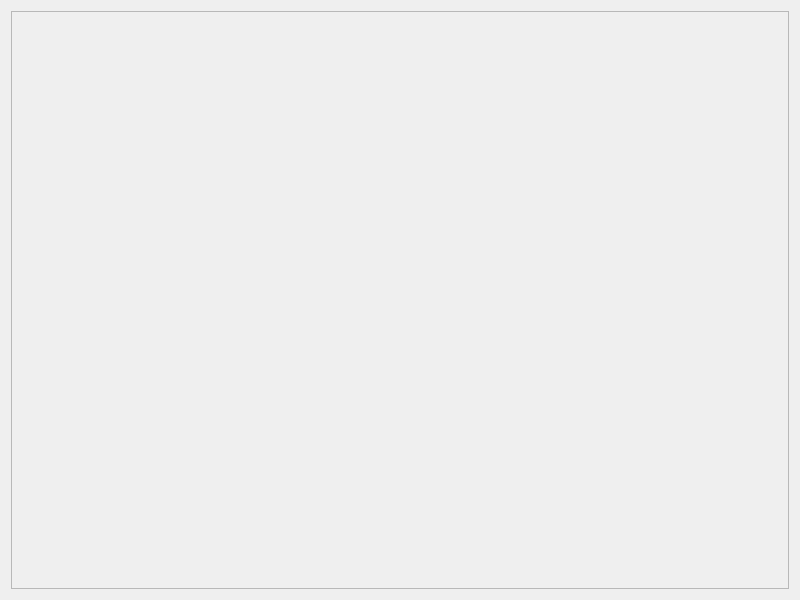
Before: the Qt Designer form DivisactionQt/divisactionwindow.ui in RicardoEPRodrigues/3Motion, drawn with Qt 5.
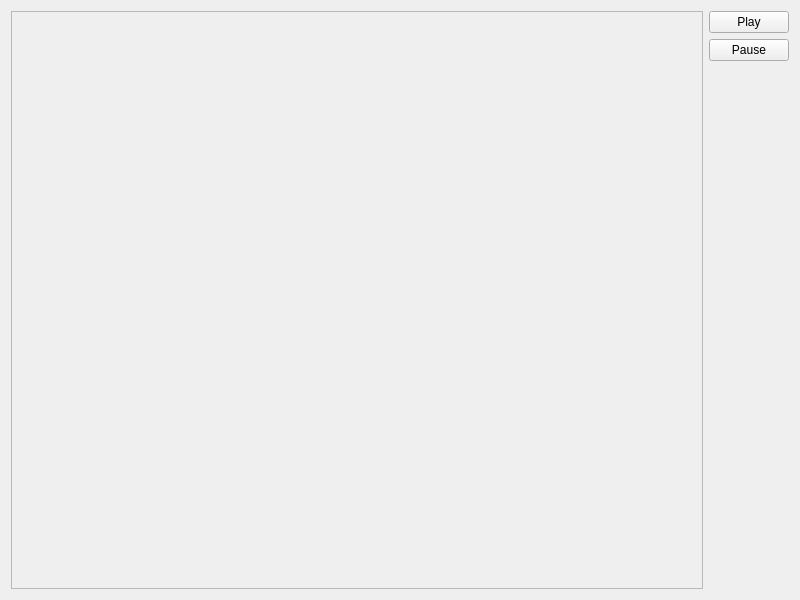
After: the same form once the commit is applied.

The edit to the form file:
```diff
--- a/DivisactionQt/divisactionwindow.ui
+++ b/DivisactionQt/divisactionwindow.ui
@@ -16,6 +16,8 @@
   <widget class="QWidget" name="centralWidget">
    <layout class="QVBoxLayout" name="verticalLayout">
     <item>
+     <layout class="QHBoxLayout" name="horizontalLayout_2">
+      <item>
      <widget class="QScrollArea" name="StagesScroll">
       <property name="widgetResizable">
        <bool>true</bool>
@@ -28,13 +30,46 @@
         <rect>
          <x>0</x>
          <y>0</y>
-         <width>780</width>
-         <height>580</height>
+           <width>685</width>
+           <height>578</height>
         </rect>
        </property>
        <layout class="QVBoxLayout" name="ActionStackLayout"/>
       </widget>
      </widget>
+      </item>
+      <item>
+       <layout class="QVBoxLayout" name="verticalLayout_2">
+        <item>
+         <widget class="QPushButton" name="playButton">
+          <property name="text">
+           <string>Play</string>
+          </property>
+         </widget>
+        </item>
+        <item>
+         <widget class="QPushButton" name="pauseButton">
+          <property name="text">
+           <string>Pause</string>
+          </property>
+         </widget>
+        </item>
+        <item>
+         <spacer name="verticalSpacer">
+          <property name="orientation">
+           <enum>Qt::Vertical</enum>
+          </property>
+          <property name="sizeHint" stdset="0">
+           <size>
+            <width>20</width>
+            <height>40</height>
+           </size>
+          </property>
+         </spacer>
+        </item>
+       </layout>
+      </item>
+     </layout>
     </item>
    </layout>
   </widget>
```
Lines whose indentation alone changed are shown as unchanged.
